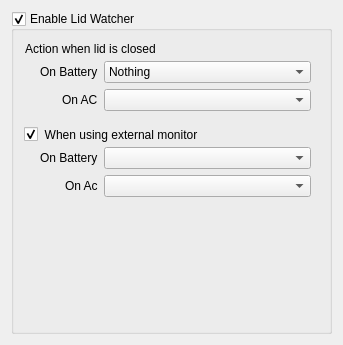
Old version of the form config/lidwatchersettings.ui in the repository lxqt/lxqt-powermanagement.
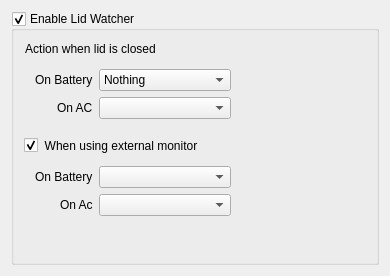
New version of the form.

Commit message: Minor adjustments to config ui's

Diff of the .ui file:
```diff
--- a/config/lidwatchersettings.ui
+++ b/config/lidwatchersettings.ui
@@ -6,8 +6,8 @@
    <rect>
     <x>0</x>
     <y>0</y>
-    <width>343</width>
-    <height>345</height>
+    <width>390</width>
+    <height>276</height>
    </rect>
   </property>
   <property name="windowTitle">
@@ -17,7 +17,10 @@
    <item>
     <widget class="QGroupBox" name="enableGroupBox">
      <property name="styleSheet">
-      <string notr="true"/>
+      <string notr="true">QComboBox {
+	max-width: 130px;
+    min-width: 130px;
+}</string>
      </property>
      <property name="title">
       <string>Enable Lid Watcher</string>
@@ -54,6 +57,18 @@
          </item>
          <item row="0" column="1">
           <widget class="QComboBox" name="onBatteryActionComboBox">
+           <property name="minimumSize">
+            <size>
+             <width>134</width>
+             <height>0</height>
+            </size>
+           </property>
+           <property name="maximumSize">
+            <size>
+             <width>134</width>
+             <height>16777215</height>
+            </size>
+           </property>
            <item>
             <property name="text">
              <string>Nothing</string>
@@ -84,7 +99,20 @@
           </widget>
          </item>
          <item row="1" column="1">
-          <widget class="QComboBox" name="onAcActionComboBox"/>
+          <widget class="QComboBox" name="onAcActionComboBox">
+           <property name="minimumSize">
+            <size>
+             <width>134</width>
+             <height>0</height>
+            </size>
+           </property>
+           <property name="maximumSize">
+            <size>
+             <width>134</width>
+             <height>16777215</height>
+            </size>
+           </property>
+          </widget>
          </item>
         </layout>
        </widget>
@@ -160,7 +188,7 @@
            </property>
            <property name="minimumSize">
             <size>
-             <width>0</width>
+             <width>134</width>
              <height>0</height>
             </size>
            </property>
```
The commit also changes 2 other files.
